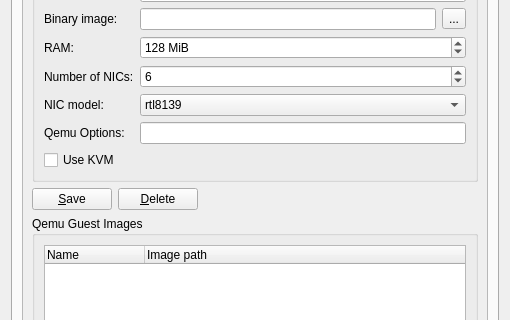
Before: the Qt Designer form src/GNS3/Ui/ConfigurationPages/Form_PreferencesQemu.ui in GNS3/gns3-legacy, drawn with Qt 5; both pictures show x 0 to 510 and y 105 to 425 of the 510 by 565 pixel window.
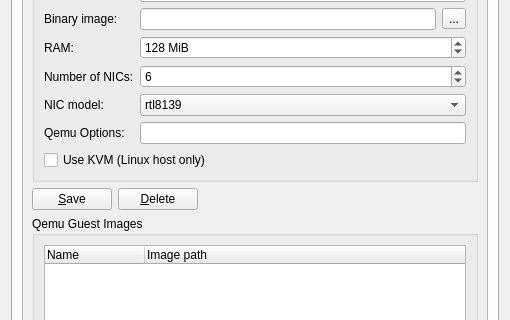
After: the same form once the commit is applied. The open tabs and pages were chosen to show the change.

The edit to the form file:
```diff
--- a/src/GNS3/Ui/ConfigurationPages/Form_PreferencesQemu.ui
+++ b/src/GNS3/Ui/ConfigurationPages/Form_PreferencesQemu.ui
@@ -315,8 +315,8 @@
            <rect>
             <x>0</x>
             <y>0</y>
-            <width>275</width>
-            <height>445</height>
+            <width>438</width>
+            <height>484</height>
            </rect>
           </property>
           <layout class="QVBoxLayout" name="verticalLayout">
@@ -472,10 +472,10 @@
               <item row="5" column="1" colspan="2">
                <widget class="QLineEdit" name="QemuOptions"/>
               </item>
-              <item row="6" column="0">
+              <item row="6" column="0" colspan="2">
                <widget class="QCheckBox" name="QemucheckBoxKVM">
                 <property name="text">
-                 <string>Use KVM</string>
+                 <string>Use KVM (Linux host only)</string>
                 </property>
                </widget>
               </item>
```
Left out of the diff: 18 changed lines with no effect on the pictures.
